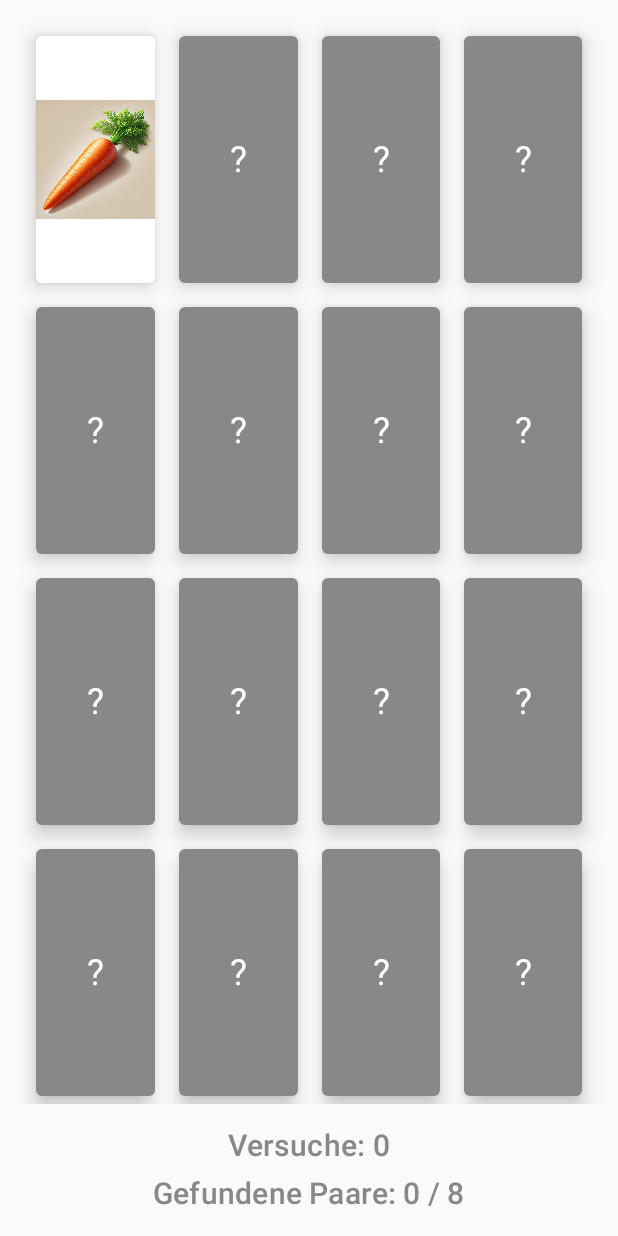
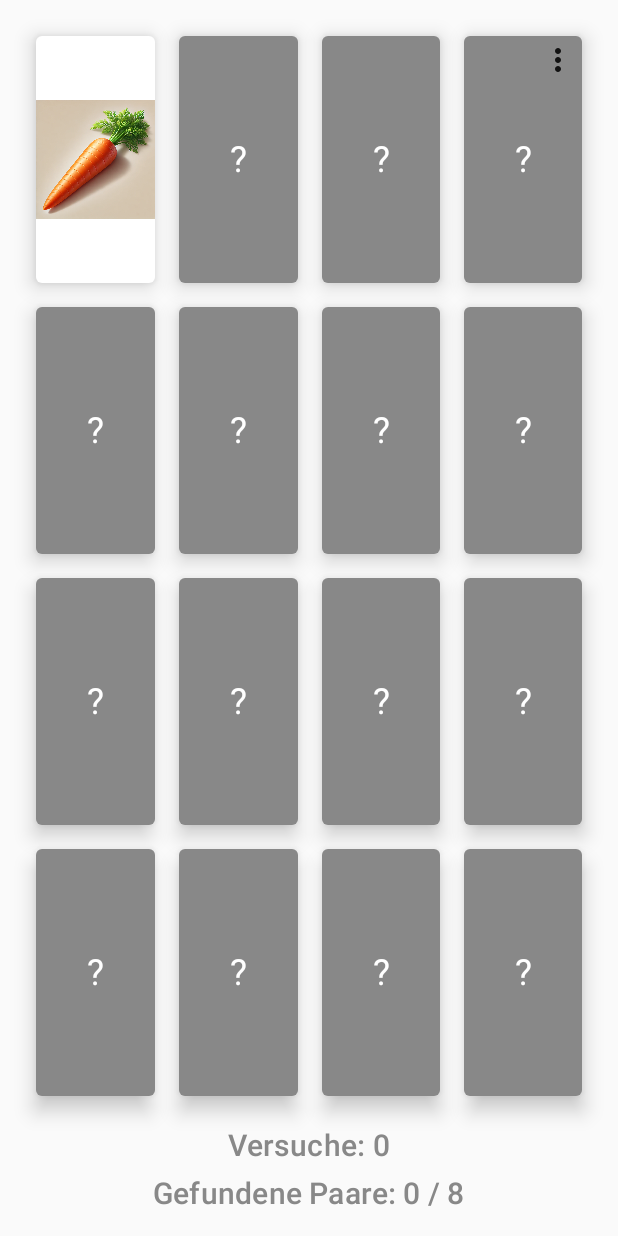
Before and after one commit to MohamadiAmirhossein/MemoryGamePepper, an Android app built with Jetpack Compose: the screen it shows after launch (MainActivity), after a tap on an icon or button, on a phone screen of 412 x 824 dp. Run offline under Robolectric (Android 15) with nearby library versions, the phone set to English and light mode, and no system bars.

Commit message:
Option-Button added

```diff
--- a/app/src/main/java/com/example/memorygame/MainActivity.kt
+++ b/app/src/main/java/com/example/memorygame/MainActivity.kt
@@ -24,8 +24,20 @@ import androidx.compose.ui.platform.LocalConfiguration
 import android.content.Context
 import android.media.AudioManager
 import android.media.MediaPlayer
+import androidx.compose.foundation.layout.*
+import androidx.compose.ui.unit.dp
 import androidx.compose.runtime.remember
 import androidx.compose.ui.platform.LocalContext
+import androidx.compose.material.Icon
+import androidx.compose.material.IconButton
+import androidx.compose.material.DropdownMenu
+import androidx.compose.material.DropdownMenuItem
+import androidx.compose.ui.res.painterResource
+import androidx.compose.ui.graphics.vector.ImageVector
+import androidx.compose.material.icons.Icons
+import androidx.compose.material.icons.filled.MoreVert
+import androidx.compose.foundation.shape.CircleShape
+import androidx.compose.ui.draw.clip
 
 class MainActivity : ComponentActivity() {
     override fun onCreate(savedInstanceState: Bundle?) {
@@ -68,16 +80,19 @@ fun MemoryGame(modifier: Modifier = Modifier) {
     var pairsFound by remember { mutableStateOf(0) }
     val context = LocalContext.current
 
+    var showMenu by remember { mutableStateOf(false) }
+    var isPaused by remember { mutableStateOf(false) }
+
     // Anzahl der Paare berechnen
     val totalPairs = cards.size / 2
 
     // Logik für das Umdrehen der Karten
     LaunchedEffect(flippedCards) {
-        if (flippedCards.size == 2) {
+        if (!isPaused && flippedCards.size == 2) {
             attempts += 1 // Jeder Versuch zählt, wenn zwei Karten aufgedeckt werden
 
             // Warte darauf, dass der flipCard-Sound abgespielt wird, bevor success/fail abgespielt werden
-            kotlinx.coroutines.delay(10) // Kleine Verzögerung, um flipCard-Sound abzuspielen
+            kotlinx.coroutines.delay(300) // Kleine Verzögerung, um flipCard-Sound abzuspielen
 
             if (flippedCards[0].id != flippedCards[1].id) {
                 // Fehlversuch: falsche Karten
@@ -97,18 +112,18 @@ fun MemoryGame(modifier: Modifier = Modifier) {
         }
     }
 
-    Column(modifier = modifier.fillMaxSize()) {
+    Box(modifier = modifier.fillMaxSize()) {
         // Spielfeld
         LazyVerticalGrid(
             columns = GridCells.Fixed(4),  // Grid mit 4 Spalten
             modifier = Modifier
-                .fillMaxWidth()
-                .weight(1f), // Spielfeld nimmt den meisten Platz ein
+                .fillMaxWidth()  // Hier wird `fillMaxWidth()` verwendet
+                .fillMaxHeight(), // Passt sich an die Höhe an
             contentPadding = PaddingValues(16.dp)
         ) {
             items(cards.size) { index ->
                 MemoryCardView(cards[index], onClick = {
-                    if (flippedCards.size < 2 && !cards[index].isFlippedState && !cards[index].isMatchedState) {
+                    if (flippedCards.size < 2 && !cards[index].isFlippedState && !cards[index].isMatchedState && !isPaused) {
                         // Sound für das Umdrehen der Karte abspielen
                         playSound(context, R.raw.flipcard)  // flipCard.mp3 wird abgespielt
 
@@ -124,7 +139,8 @@ fun MemoryGame(modifier: Modifier = Modifier) {
         Column(
             modifier = Modifier
                 .fillMaxWidth()
-                .padding(16.dp),
+                .padding(16.dp)
+                .align(Alignment.BottomCenter),
             horizontalAlignment = Alignment.CenterHorizontally
         ) {
             Text(
@@ -138,6 +154,50 @@ fun MemoryGame(modifier: Modifier = Modifier) {
                 style = MaterialTheme.typography.h6,
                 color = Color.Gray
             )
+        }
+
+        // Kreiförmiger Button für Optionen
+        Box(
+            modifier = Modifier
+                .align(Alignment.TopEnd)
+                .padding(16.dp)
+        ) {
+            IconButton(
+                onClick = { showMenu = true },
+                modifier = Modifier
+                    .clip(CircleShape)
+                    .size(48.dp)
+            ) {
+                Icon(
+                    imageVector = Icons.Default.MoreVert,
+                    contentDescription = "Optionen"
+                )
+            }
+
+            // Dropdown-Menü für Optionen
+            DropdownMenu(
+                expanded = showMenu,
+                onDismissRequest = { showMenu = false }
+            ) {
+                DropdownMenuItem(onClick = {
+                    // Spiel pausieren
+                    isPaused = !isPaused
+                    showMenu = false
+                }) {
+                    Text(text = if (isPaused) "Spiel fortsetzen" else "Spiel pausieren")
+                }
+                DropdownMenuItem(onClick = {
+                    // Spiel neustarten
+                    attempts = 0
+                    pairsFound = 0
+                    flippedCards = listOf()
+                    cards.clear()
+                    cards.addAll(createMemoryDeck())
+                    showMenu = false
+                }) {
+                    Text(text = "Spiel neustarten")
+                }
+            }
         }
     }
 }
```
